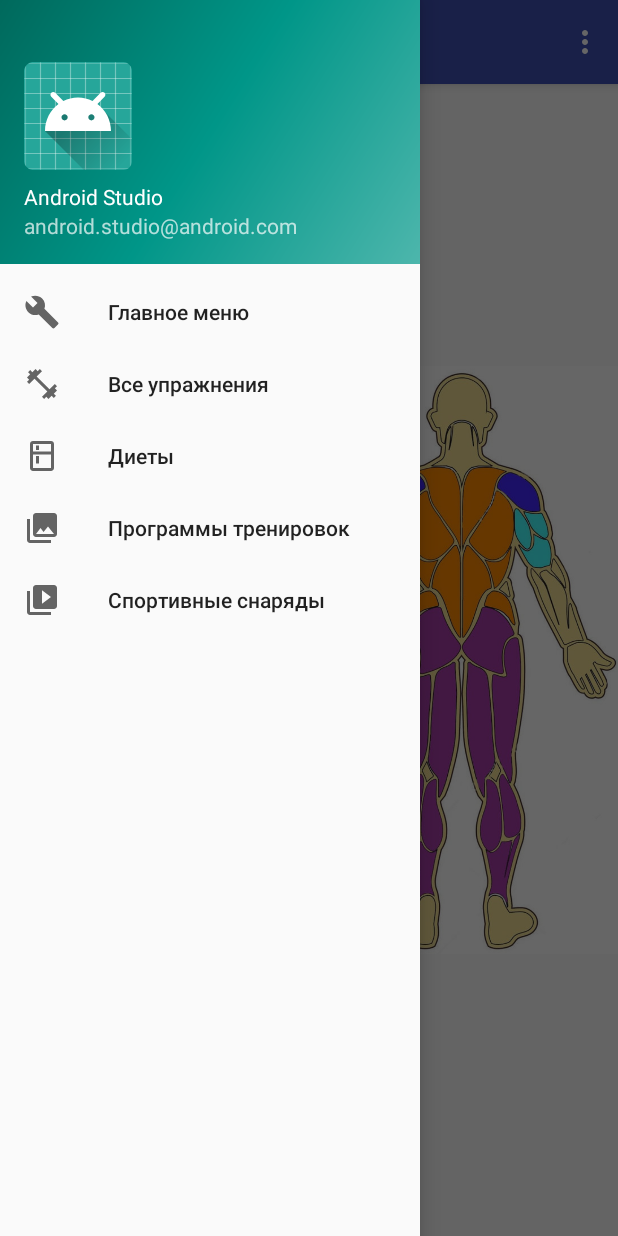
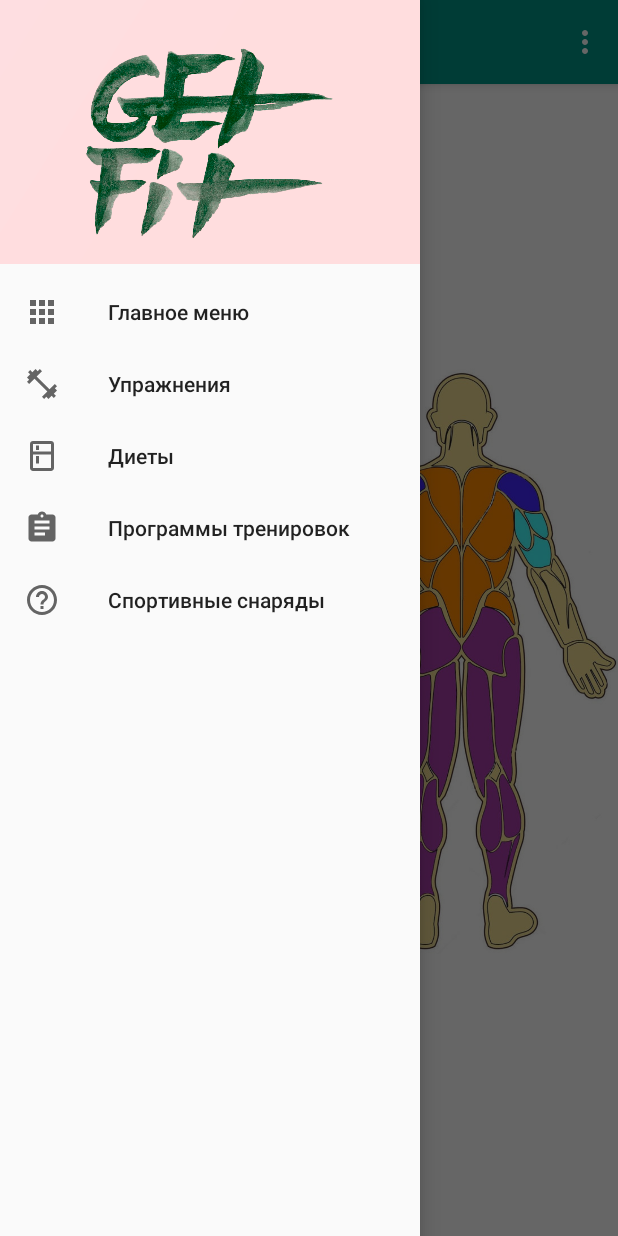
Before and after one commit to Demoncho/GetFit, an Android app: the screen it shows after launch (MainActivity), with the side drawer open, on a phone screen of 412 x 824 dp. Run offline under Robolectric (Android 15) with nearby library versions, the phone set to English and light mode, and no system bars.

Commit message:
Изменил дизайн

```diff
--- /dev/null
+++ b/app/src/main/res/drawable/ic_equipment.xml
@@ -0,0 +1,9 @@
+<vector xmlns:android="http://schemas.android.com/apk/res/android"
+        android:width="24dp"
+        android:height="24dp"
+        android:viewportWidth="24.0"
+        android:viewportHeight="24.0">
+    <path
+        android:fillColor="#FF000000"
+        android:pathData="M11,18h2v-2h-2v2zM12,2C6.48,2 2,6.48 2,12s4.48,10 10,10 10,-4.48 10,-10S17.52,2 12,2zM12,20c-4.41,0 -8,-3.59 -8,-8s3.59,-8 8,-8 8,3.59 8,8 -3.59,8 -8,8zM12,6c-2.21,0 -4,1.79 -4,4h2c0,-1.1 0.9,-2 2,-2s2,0.9 2,2c0,2 -3,1.75 -3,5h2c0,-2.25 3,-2.5 3,-5 0,-2.21 -1.79,-4 -4,-4z"/>
+</vector>
--- /dev/null
+++ b/app/src/main/res/drawable/ic_main_menu.xml
@@ -0,0 +1,9 @@
+<vector xmlns:android="http://schemas.android.com/apk/res/android"
+        android:width="24dp"
+        android:height="24dp"
+        android:viewportWidth="24.0"
+        android:viewportHeight="24.0">
+    <path
+        android:fillColor="#FF000000"
+        android:pathData="M4,8h4L8,4L4,4v4zM10,20h4v-4h-4v4zM4,20h4v-4L4,16v4zM4,14h4v-4L4,10v4zM10,14h4v-4h-4v4zM16,4v4h4L20,4h-4zM10,8h4L14,4h-4v4zM16,14h4v-4h-4v4zM16,20h4v-4h-4v4z"/>
+</vector>
--- /dev/null
+++ b/app/src/main/res/drawable/ic_training.xml
@@ -0,0 +1,9 @@
+<vector xmlns:android="http://schemas.android.com/apk/res/android"
+        android:width="24dp"
+        android:height="24dp"
+        android:viewportWidth="24.0"
+        android:viewportHeight="24.0">
+    <path
+        android:fillColor="#FF000000"
+        android:pathData="M19,3h-4.18C14.4,1.84 13.3,1 12,1c-1.3,0 -2.4,0.84 -2.82,2L5,3c-1.1,0 -2,0.9 -2,2v14c0,1.1 0.9,2 2,2h14c1.1,0 2,-0.9 2,-2L21,5c0,-1.1 -0.9,-2 -2,-2zM12,3c0.55,0 1,0.45 1,1s-0.45,1 -1,1 -1,-0.45 -1,-1 0.45,-1 1,-1zM14,17L7,17v-2h7v2zM17,13L7,13v-2h10v2zM17,9L7,9L7,7h10v2z"/>
+</vector>
--- a/app/src/main/res/drawable/side_nav_bar.xml
+++ b/app/src/main/res/drawable/side_nav_bar.xml
@@ -2,8 +2,8 @@
     android:shape="rectangle">
     <gradient
         android:angle="135"
-        android:centerColor="#009688"
-        android:endColor="#00695C"
-        android:startColor="#4DB6AC"
+        android:centerColor="#ffddde"
+        android:endColor="#fedee1"
+        android:startColor="#ffddde"
         android:type="linear" />
 </shape>
--- a/app/src/main/res/layout/activity_main.xml
+++ b/app/src/main/res/layout/activity_main.xml
@@ -6,7 +6,8 @@
     android:layout_width="match_parent"
     android:layout_height="match_parent"
     android:fitsSystemWindows="true"
-    tools:openDrawer="start">
+    tools:openDrawer="start"
+    android:background="@color/white">
 
     <include
         layout="@layout/app_bar_main"
--- a/app/src/main/res/layout/nav_header_main.xml
+++ b/app/src/main/res/layout/nav_header_main.xml
@@ -12,24 +12,12 @@
     android:paddingTop="@dimen/activity_vertical_margin"
     android:theme="@style/ThemeOverlay.AppCompat.Dark">
 
+
     <ImageView
         android:id="@+id/imageView"
+        android:background="@android:color/transparent"
+        android:paddingTop="15dp"
         android:layout_width="wrap_content"
         android:layout_height="wrap_content"
-        android:paddingTop="@dimen/nav_header_vertical_spacing"
-        app:srcCompat="@mipmap/ic_launcher_round" />
-
-    <TextView
-        android:layout_width="match_parent"
-        android:layout_height="wrap_content"
-        android:paddingTop="@dimen/nav_header_vertical_spacing"
-        android:text="Android Studio"
-        android:textAppearance="@style/TextAppearance.AppCompat.Body1" />
-
-    <TextView
-        android:id="@+id/textView"
-        android:layout_width="wrap_content"
-        android:layout_height="wrap_content"
-        android:text="android.studio@android.com" />
-
+        app:srcCompat="@drawable/logo1" />
 </LinearLayout>
--- a/app/src/main/res/menu/activity_main_drawer.xml
+++ b/app/src/main/res/menu/activity_main_drawer.xml
@@ -6,23 +6,23 @@
     <group android:checkableBehavior="single">
         <item
             android:id="@+id/nav_mainmenu"
-            android:icon="@drawable/ic_menu_manage"
+            android:icon="@drawable/ic_main_menu"
             android:title="Главное меню" />
         <item
             android:id="@+id/nav_workout"
             android:icon="@drawable/ic_menu_workout"
-            android:title="Все упражнения" />
+            android:title="Упражнения" />
         <item
             android:id="@+id/nav_food"
             android:icon="@drawable/ic_menu_food"
             android:title="Диеты" />
         <item
             android:id="@+id/nav_training"
-            android:icon="@drawable/ic_menu_gallery"
+            android:icon="@drawable/ic_training"
             android:title="Программы тренировок" />
         <item
             android:id="@+id/nav_equipment"
-            android:icon="@drawable/ic_menu_slideshow"
+            android:icon="@drawable/ic_equipment"
             android:title="Спортивные снаряды" />
     </group>
 
--- a/app/src/main/res/values/colors.xml
+++ b/app/src/main/res/values/colors.xml
@@ -1,6 +1,8 @@
 <?xml version="1.0" encoding="utf-8"?>
 <resources>
-    <color name="colorPrimary">#3F51B5</color>
-    <color name="colorPrimaryDark">#303F9F</color>
+    <color name="colorPrimary">#009688</color>
+    <color name="colorPrimaryDark">#00695C</color>
     <color name="colorAccent">#FF4081</color>
+
+    <color name="white">#FFFFFF</color>
 </resources>
```
Also changed, not shown: app/src/main/res/drawable/logo.jpg (added), app/src/main/res/drawable/logo1.png (added).
